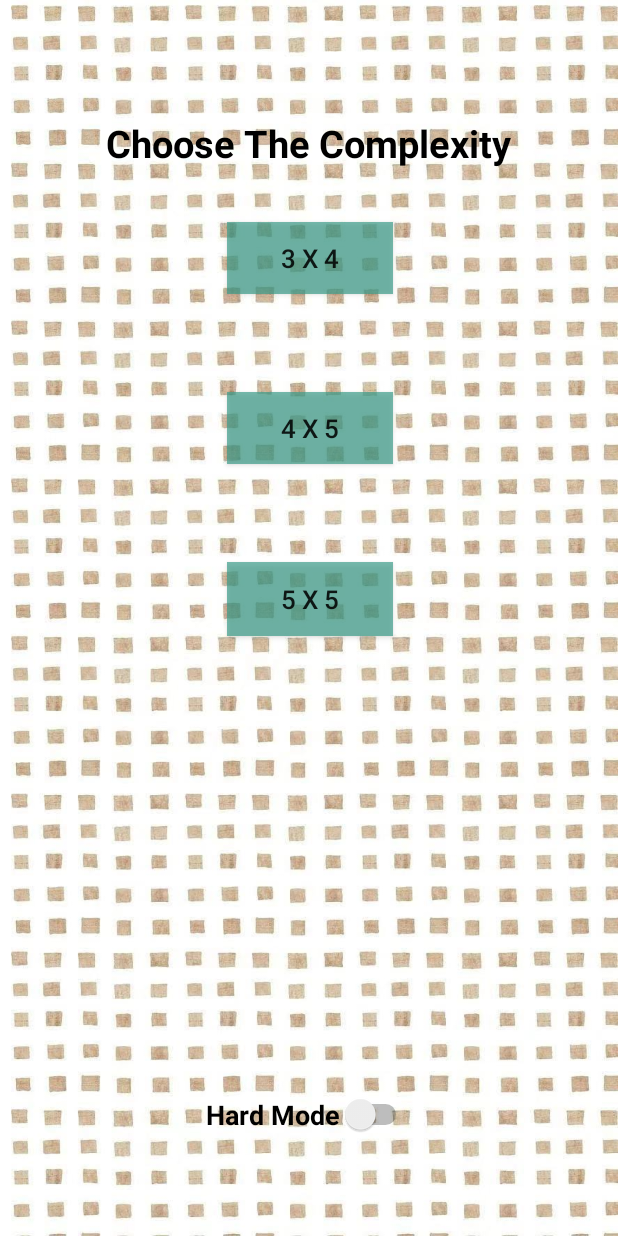
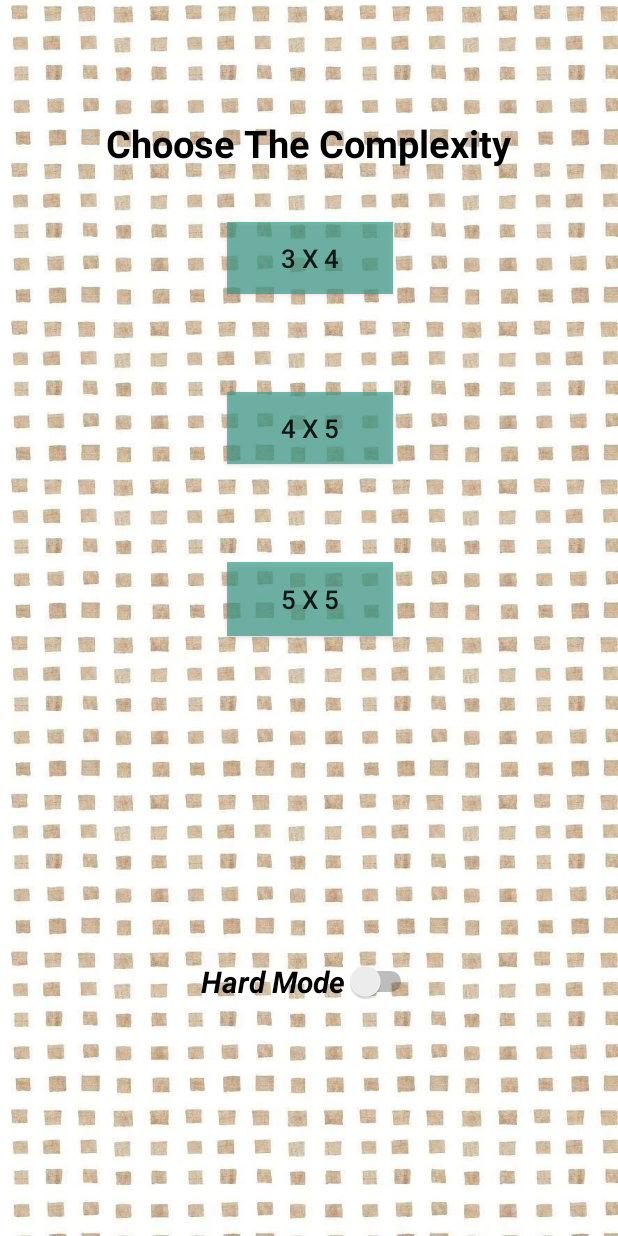
Before and after one commit to lichiheng1998/GameCenter, an Android app: the MemoComplxActivity screen opened directly, with no data from a screen before it, on a phone screen of 412 x 824 dp. Run offline under Robolectric (Android 15) with nearby library versions, the light colour scheme and no system bars.

Commit message:
modify the switch for hardmode

```diff
--- a/Phase2/GameCenter/app/src/main/res/layout/memo_complexity.xml
+++ b/Phase2/GameCenter/app/src/main/res/layout/memo_complexity.xml
@@ -61,11 +61,10 @@
         android:id="@+id/hardmode"
         android:layout_width="wrap_content"
         android:layout_height="wrap_content"
-        android:layout_alignStart="@+id/memo2"
         android:layout_alignParentBottom="true"
-        android:layout_marginStart="-14dp"
-        android:layout_marginBottom="67dp"
-        android:textStyle="bold"
-        android:textSize="18sp"
+        android:layout_centerHorizontal="true"
+        android:layout_marginBottom="156dp"
+        android:textStyle="bold|italic"
+        android:textSize="20sp"
         android:text="Hard Mode" />
 </RelativeLayout>
```
